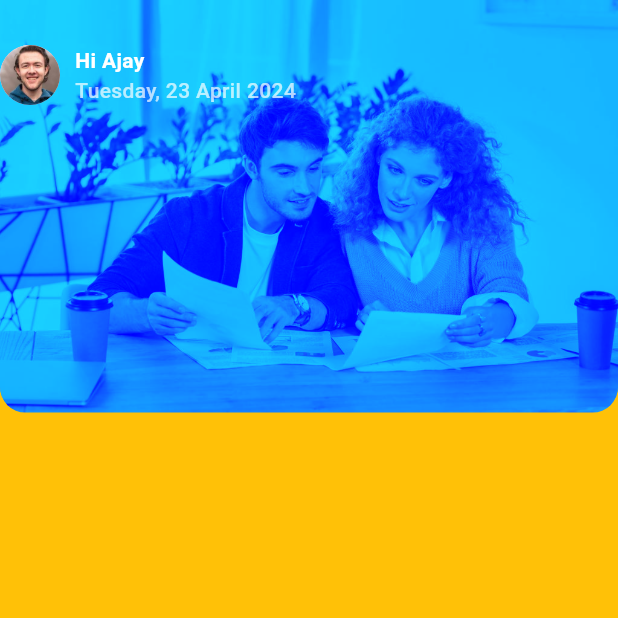
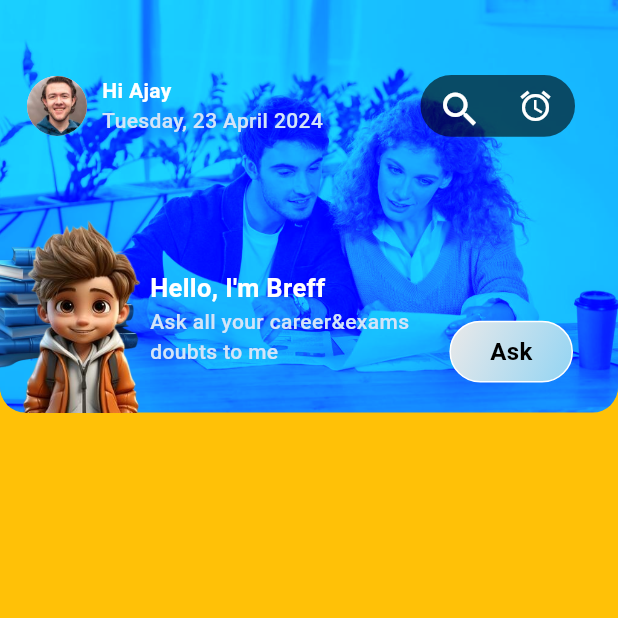
Before and after one commit to diilshadkt/ufs_taskk, a Flutter app: the screen it shows after launch, on a phone screen of 412 x 824 dp, the top half of it. Run offline on Flutter 3.47's test engine with Material 3 defaults, Android fonts, the phone set to English and light mode, and no system bars.

Commit message:
main container finished

```diff
--- a/lib/core/constants/text_constants.dart
+++ b/lib/core/constants/text_constants.dart
@@ -1,2 +1,5 @@
 const txtName = "Hi Ajay";
 const txtDate = "Tuesday, 23 April 2024";
+const txtBoyName = "Hello, I'm Breff";
+const txtBoyDescription = "Ask all your career&exams\ndoubts to me";
+const txtAsk = "Ask";
--- a/lib/core/theme/theme.dart
+++ b/lib/core/theme/theme.dart
@@ -1,6 +1,6 @@
 import 'package:flutter/material.dart';
 
 const primaryColor = Colors.blue;
-const textColorA = Colors.white;
-const textColorB = Colors.black;
-const white70 = Colors.white70;
+const white = Colors.white;
+const black = Colors.black;
+const white70 = Color.fromARGB(255, 211, 228, 248);
--- a/lib/feature_1/widgets/main_container.dart
+++ b/lib/feature_1/widgets/main_container.dart
@@ -28,7 +28,8 @@ class MainContainerWidget extends StatelessWidget {
         ),
       ),
       Positioned(
-        top: 30,
+        top: 50,
+        left: 18,
         child: Container(
           child: Column(
             children: [
@@ -47,7 +48,7 @@ class MainContainerWidget extends StatelessWidget {
                       Text(
                         txtName,
                         style: TextStyle(
-                            color: textColorA, fontWeight: FontWeight.w700),
+                            color: white, fontWeight: FontWeight.w700),
                       ),
                       Text(
                         txtDate,
@@ -55,12 +56,106 @@ class MainContainerWidget extends StatelessWidget {
                             color: white70, fontWeight: FontWeight.w500),
                       )
                     ],
+                  ),
+                  SizedBox(
+                    width: 65,
+                  ),
+                  Container(
+                    width: MediaQuery.sizeOf(context).width / 4,
+                    height: MediaQuery.sizeOf(context).height / 20,
+                    decoration: BoxDecoration(
+                        color: Colors.black.withOpacity(0.6),
+                        borderRadius: BorderRadius.all(Radius.circular(50))),
+                    child: Row(
+                      mainAxisAlignment: MainAxisAlignment.spaceEvenly,
+                      children: [
+                        IconButton(
+                          onPressed: () {},
+                          icon: Icon(
+                            Icons.search,
+                            color: white,
+                            size: 30,
+                          ),
+                        ),
+                        IconButton(
+                          onPressed: () {},
+                          icon: Icon(
+                            Icons.alarm,
+                            color: white,
+                          ),
+                        )
+                      ],
+                    ),
                   )
                 ],
               )
             ],
           ),
         ),
+      ),
+      // animation book
+      Positioned(
+        left: -70,
+        bottom: 20,
+        child: Image.asset(
+          "assets/images/img_animation_book.png",
+          width: 200,
+        ),
+      ),
+
+      /// animation boy
+      Positioned(
+          bottom: -60,
+          left: -40,
+          child: Image.asset(
+            "assets/images/img_animation_boy.png",
+            width: 190,
+          )),
+      // text
+      Positioned(
+        top: 180,
+        left: 100,
+        child: Column(
+          crossAxisAlignment: CrossAxisAlignment.start,
+          children: [
+            Text(
+              txtBoyName,
+              style: TextStyle(
+                  fontWeight: FontWeight.bold, fontSize: 17, color: white),
+            ),
+            Text(txtBoyDescription,
+                style: TextStyle(fontWeight: FontWeight.w500, color: white70)),
+          ],
+        ),
+      ),
+      Positioned(
+        bottom: 20,
+        right: 30,
+        child: InkWell(
+          child: Container(
+            width: MediaQuery.sizeOf(context).width / 5,
+            height: MediaQuery.sizeOf(context).height / 20,
+            decoration: BoxDecoration(
+              border: Border.all(width: 1, color: white),
+              borderRadius: BorderRadius.circular(50),
+              gradient: LinearGradient(
+                  end: Alignment.topLeft,
+                  begin: Alignment.bottomRight,
+                  colors: <Color>[
+                    Color.fromARGB(255, 146, 212, 243),
+                    Color.fromARGB(255, 235, 233, 233),
+                  ]),
+            ),
+            child: Center(
+              child: Text(
+                txtAsk,
+                style: TextStyle(
+                    fontWeight: FontWeight.w600, fontSize: 16, color: black),
+              ),
+            ),
+          ),
+          onTap: () {},
+        ),
       )
     ]);
   }
```
Also changed, not shown: assets/images/img_animation_book.png (added), assets/images/img_animation_boy.png (added).
